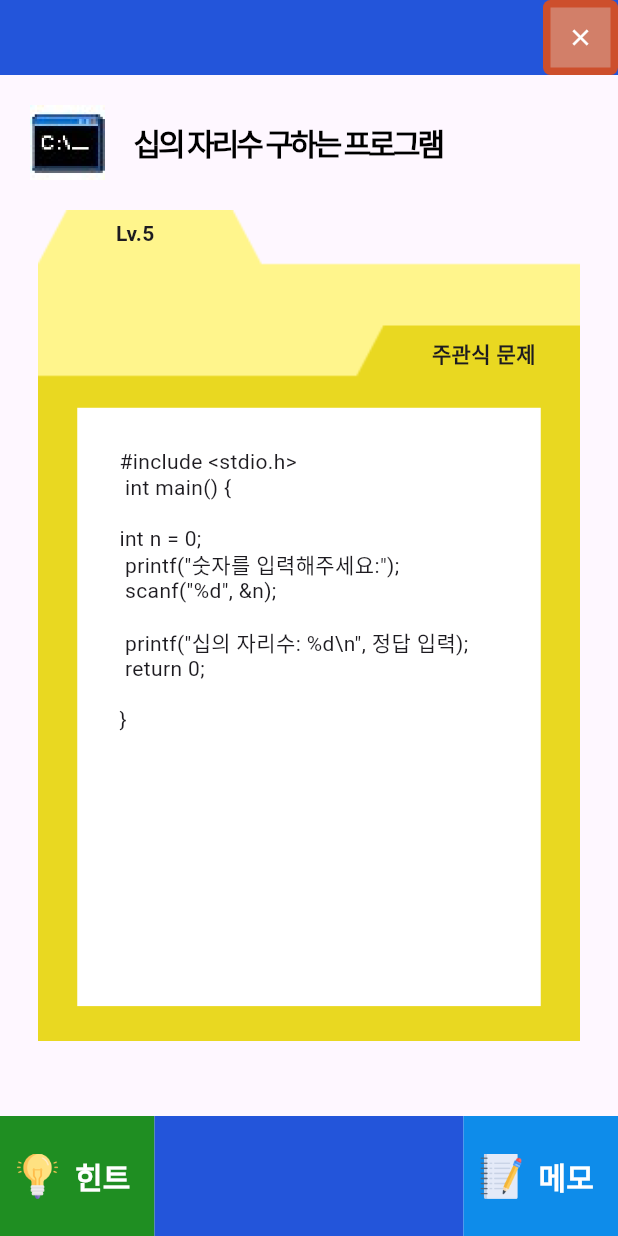
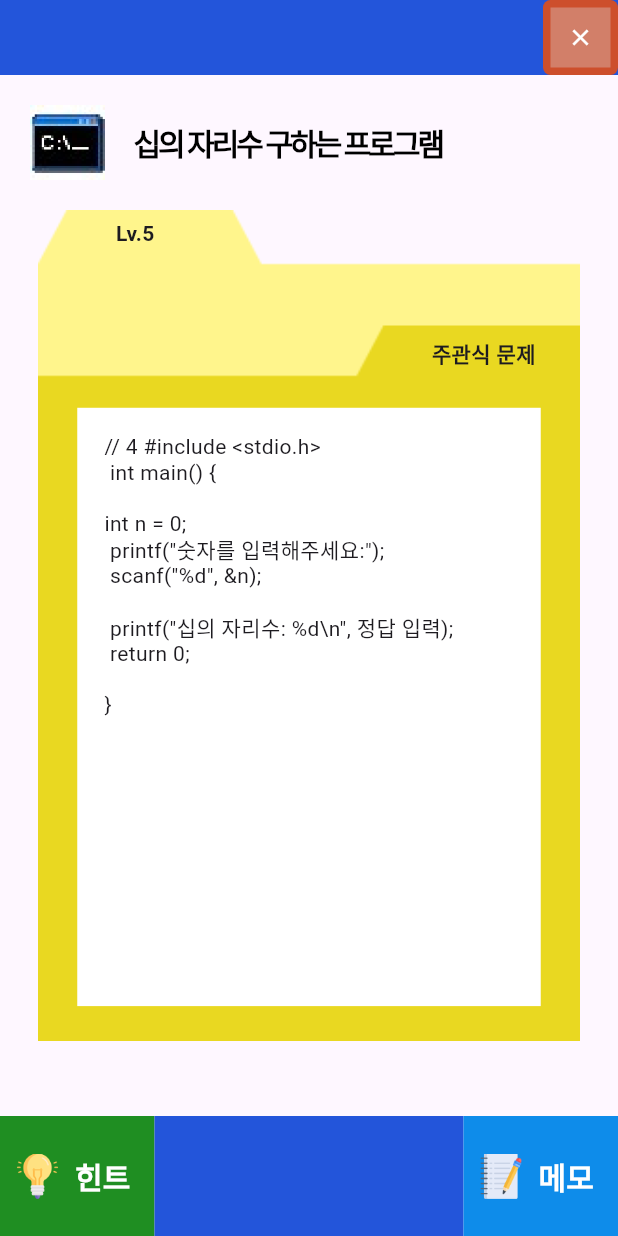
Before and after one commit to CarniRabbit/coding_cow_app, a Flutter app: the screen it shows after launch, after a tap on "오늘의 코딩", on a phone screen of 412 x 824 dp. Run offline on Flutter 3.47's test engine with Material 3 defaults, Android fonts, the light colour scheme and no system bars; drawn by our look-alikes of flutter_html; Roboto replaces fonts that are missing (NanumCoding).

```diff
--- a/lib/data.dart
+++ b/lib/data.dart
@@ -1,7 +1,8 @@
 /*
  * edit: 2024-06-15
- * 딩카 전역변수 저장
+ * 딩카 전역변수 저장 (앱 전반에 필요한 변수)
  * DB에서 select한 row
+ * 기타 전역변수
  */
 
 /*
@@ -12,6 +13,8 @@
  * 다음 속성이 없더라도 무조건 반점 찍기
  * icon 종류는 https://www.fluttericon.com/ 에서 마우스 올려보기
  * 조건에 따라 화면이 바뀌는 경우 삼항연산자 사용할 것. 오히려 if, switch-case가 더 어려움.
+ * 문제에 들어갈 코드와 힌트는 HTML 태그를 포함함. 예약어, 일부 단어에 파랑/빨강으로 highlight
+ * HTML 태그를 포함한 코드, 힌트는 챗GPT를 통해 빠르게 생성할 수 있음.
  */
 
 
@@ -20,11 +23,11 @@ import 'package:flutter/material.dart';
 // 문제ID, 레벨, 언어(1: 파이썬, 2: C언어), 프로그램 제목, 문제 유형, 정답, 힌트, 출처
 var problems = [
   [
-    'ex0001-1',
-    4,
-    2,
-    '짝수/홀수 판별 프로그램',
-    """
+    'ex0001-1', // 0
+    4, // 1
+    2, // 2
+    '짝수/홀수 판별 프로그램', // 3
+    """ // 4
     <span class='blue'>#include</span> &lt;<span class='red'>stdio.h</span>&gt;<br/>
     int main() {<br/>
     <div class='first'>
@@ -38,21 +41,21 @@ var problems = [
     <span class='blue'>return</span> 0;<br/>
     </div><br/>
 }""",
-    '주관식 문제',
-    'n%2==0',
+    '주관식 문제', // 5
+    'n%2==0', // 6
     '''* 짝수와 홀수의 정의에 대해서 생각해봅시다.
 
 어떤 수를 짝수라고 하고, 어떤 수를 홀수라고 할까요?
 짝수는 2의 배수이기도 합니다. 어떻게 하면 if문에서 2의 배수를 찾아낼 수 있을까요?
-어떤 산술 연산자를 사용할지 고민해봅시다.''',
-    '프로그래머스(programmers)'
+어떤 산술 연산자를 사용할지 고민해봅시다.''', // 7
+    '프로그래머스(programmers)' // 8
   ],
   [
-    'ex0002-1',
-    5,
-    2,
-    '십의 자리수 구하는 프로그램',
-    """
+    'ex0002-1', // 0
+    5, // 1
+    2, // 2
+    '십의 자리수 구하는 프로그램', // 3
+    """ // 4
     <span class='blue'>#include</span> &lt;<span class='red'>stdio.h</span>&gt;<br/>
 <span class='blue'>int</span> main() {<br/>
     <div class='first'>
@@ -65,17 +68,17 @@ var problems = [
     </div>
 }
     """,
-    '주관식 문제',
-    'n%100',
-    '''adsfasdfasdf''',
-    '프로그래머스(programmers)'
+    '주관식 문제', // 5
+    'n%100', // 6
+    '''adsfasdfasdf''', // 7
+    '프로그래머스(programmers)' // 8
   ],
   [
-    'ex0003-1',
-    7,
-    2,
-    '삼각형 출력 프로그램(1)',
-    """
+    'ex0003-1', // 0
+    7, // 1
+    2, // 2
+    '삼각형 출력 프로그램(1)', // 3
+    """ // 4
     <span class='blue'>#include</span> &lt;<span class='red'>stdio.h</span>&gt;<br/>
     <span class='blue'>int</span> main() {<br/>
         <div class='first'>
@@ -93,12 +96,12 @@ var problems = [
         </div>
     }
     """,
-    '주관식 문제',
-    'i<=j',
-    '''adfasdfdfsddd''',
-    '프로그래머스(programmers)'
+    '주관식 문제', // 5
+    'j<=i', // 6
+    '''adfasdfdfsddd''', // 7
+    '프로그래머스(programmers)' // 8
   ],
 ];
 
 var hint = false; // hint 열람 여부
-var problem_no = 0;
+var problem_no = 0; // 문제 번호
--- a/lib/widgets/problem_code_part.dart
+++ b/lib/widgets/problem_code_part.dart
@@ -1,5 +1,5 @@
 /*
- * edit: 2024-06-08
+ * edit: 2024-06-18
  * 딩카 문제 화면 - 코드
  */
 
@@ -19,21 +19,22 @@ class Problem_Code_Part extends StatelessWidget {
         widthFactor: 0.75,
         heightFactor: 0.72,
         child: Container(
-          padding: EdgeInsets.all(20),
-          // problems[0][4]는 object형이므로 toString() 으로 String형으로 바꿔야함
-          // child: Text(problems[problem_no][4].toString()),
-          child: InkWell(
+          padding: EdgeInsets.all(10),
+          child: InkWell( // event를 넣을 수 없는 widget에 event를 부여해주는 widget
             onTap: () {
-              answer_input_dialog(context);
+              answer_input_dialog(context); // 코드 부분 터치시 정답 입력창 실행
             },
             child: Html(
               data: problems[problem_no][4].toString(), // 코드 가져오기
               style: {
-                ".blue": Style( // 예약어
+                ".blue": Style( // 파란 글자
                   color: Colors.blueAccent,
                 ),
-                ".red": Style( // string
+                ".red": Style( // 빨간 글자
                   color: Colors.red,
+                ),
+                ".hint": Style( // 힌트 highlight
+                  color: Color(0xff1f8e22),
                 ),
                 ".answer": Style( // blank
                   backgroundColor: Color(0xff2355DA),
@@ -44,6 +45,12 @@ class Problem_Code_Part extends StatelessWidget {
                 ),
                 "div.second": Style( // intent 2
                   margin: Margins.only(left: 40),
+                ),
+                "div.third": Style( // intent 3
+                  margin: Margins.only(left: 60),
+                ),
+                "div.fourth": Style( // intent 4
+                  margin: Margins.only(left: 80),
                 ),
               },
             ),
```
Also changed, not shown: 4 other files.
